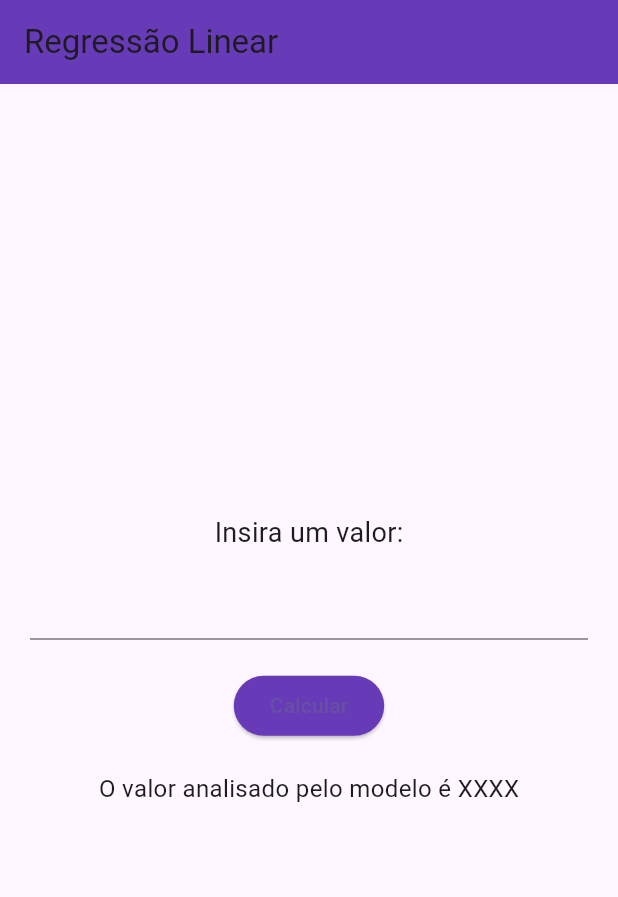
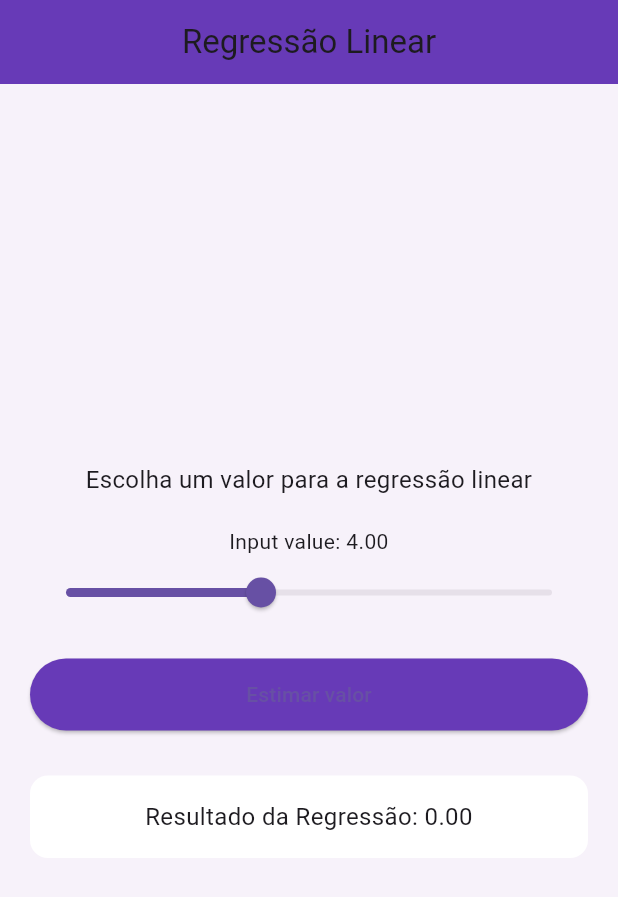
Before and after one commit to marizzxxxx/regressao-linear-flutter-pdmme, a Flutter app: the screen it shows after launch, on a phone screen of 412 x 824 dp. Shown: the top 897 px of the screen. Run offline on Flutter 3.47's test engine with Material 3 defaults, Android fonts, the phone set to English and light mode, and no system bars.

Commit message:
Melhoria no design da interface

```diff
--- a/lib/main.dart
+++ b/lib/main.dart
@@ -25,59 +25,83 @@ class RegressaoLinearPage extends StatefulWidget {
 }
 
 class _RegressaoLinearPageState extends State<RegressaoLinearPage> {
-  final TextEditingController _controller = TextEditingController();
-  String resultado = 'XXXX';
+  double _valor = 4.0;
+  double _resultado = 0.0;
 
-  void calcular() {
-    double x = double.tryParse(_controller.text) ?? 0;
-
-    // Exemplo simples de regressão linear
-    double a = 2;
-    double b = 3;
-
-    double y = a * x + b;
-
+  void _calcular() {
     setState(() {
-      resultado = y.toStringAsFixed(2);
+      // Exemplo simples de regressão linear
+      _resultado = 2.1 * _valor + 0.57;
     });
   }
 
   @override
   Widget build(BuildContext context) {
     return Scaffold(
+      backgroundColor: const Color(0xFFF7F2FA),
       appBar: AppBar(
         title: const Text('Regressão Linear'),
         backgroundColor: Colors.deepPurple,
+        centerTitle: true,
       ),
       body: Padding(
         padding: const EdgeInsets.all(20),
         child: Column(
           mainAxisAlignment: MainAxisAlignment.center,
+          crossAxisAlignment: CrossAxisAlignment.stretch,
           children: [
             const Text(
-              'Insira um valor:',
-              style: TextStyle(fontSize: 18),
-            ),
-            const SizedBox(height: 10),
-            TextField(
-              controller: _controller,
-              keyboardType: TextInputType.number,
-              decoration: const InputDecoration(
-                border: UnderlineInputBorder(),
-              ),
+              'Escolha um valor para a regressão linear',
+              style: TextStyle(fontSize: 16),
+              textAlign: TextAlign.center,
             ),
             const SizedBox(height: 20),
+
+            Text(
+              'Input value: ${_valor.toStringAsFixed(2)}',
+              textAlign: TextAlign.center,
+            ),
+
+            Slider(
+              value: _valor,
+              min: 0,
+              max: 10,
+              divisions: 100,
+              label: _valor.toStringAsFixed(2),
+              onChanged: (value) {
+                setState(() {
+                  _valor = value;
+                });
+              },
+            ),
+
+            const SizedBox(height: 20),
+
             ElevatedButton(
-              onPressed: calcular,
+              onPressed: _calcular,
               style: ElevatedButton.styleFrom(
                 backgroundColor: Colors.deepPurple,
+                padding: const EdgeInsets.symmetric(vertical: 14),
+                shape: RoundedRectangleBorder(
+                  borderRadius: BorderRadius.circular(30),
+                ),
               ),
-              child: const Text('Calcular'),
+              child: const Text('Estimar valor'),
             ),
-            const SizedBox(height: 20),
-            Text(
-              'O valor analisado pelo modelo é $resultado',
-              style: const TextStyle(fontSize: 16),
+
+            const SizedBox(height: 30),
+
+            Container(
+              padding: const EdgeInsets.all(16),
+              decoration: BoxDecoration(
+                color: Colors.white,
+                borderRadius: BorderRadius.circular(12),
+              ),
+              child: Text(
+                'Resultado da Regressão: ${_resultado.toStringAsFixed(2)}',
+                textAlign: TextAlign.center,
+                style: const TextStyle(fontSize: 16),
+              ),
             ),
           ],
         ),
```
